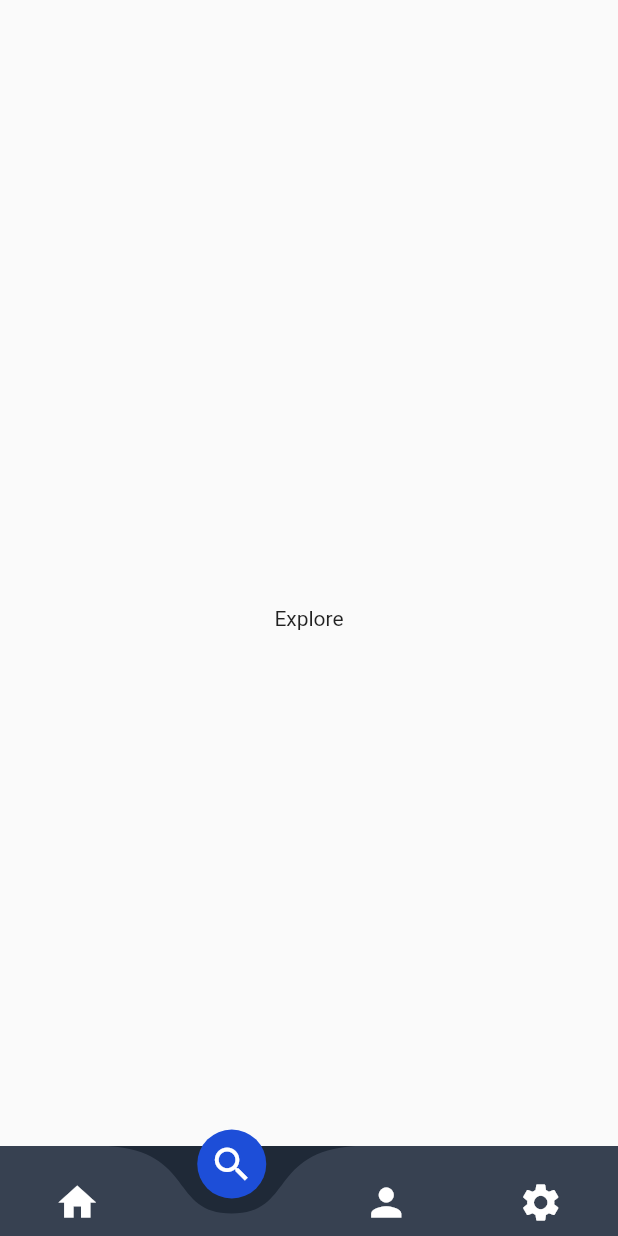
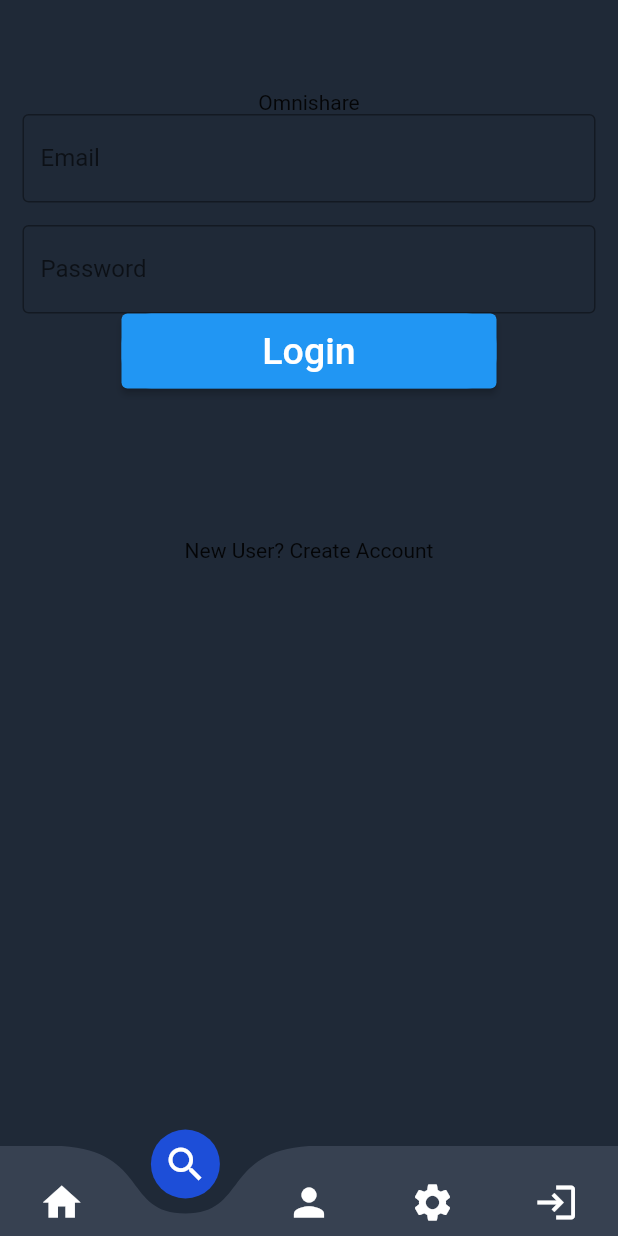
Before and after one commit to sorennx/omnishare_mobile, a Flutter app: the screen it shows after launch, item 2 of the bottom bar chosen, on a phone screen of 412 x 824 dp. Run offline on Flutter 3.47's test engine with Material 2 defaults, Android fonts, the light colour scheme and no system bars; drawn by our look-alikes of curved_navigation_bar; our stand-ins replace dio, form_field_validator, shared_preferences.

Commit message:
Added login page

```diff
--- a/lib/main.dart
+++ b/lib/main.dart
@@ -1,10 +1,12 @@
 import 'package:curved_navigation_bar/curved_navigation_bar.dart';
 import 'package:flutter/material.dart';
+import 'package:omnishare_mobile/services/store.dart';
 import 'themes/app_colors.dart';
 import 'pages/home.dart';
 import 'pages/explore.dart';
 import 'pages/profile.dart';
 import 'pages/settings.dart';
+import 'pages/login.dart';
 
 void main() {
   runApp(const MainApp());
@@ -15,7 +17,7 @@ class MainApp extends StatelessWidget {
 
   @override
   Widget build(BuildContext context) {
-    return MaterialApp(title: 'Omnishare', home: const MainView());
+    return const MaterialApp(title: 'Omnishare', home: MainView());
   }
 }
 
@@ -26,15 +28,17 @@ class MainView extends StatefulWidget {
   State<MainView> createState() => _MainViewState();
 }
 
+final navigationKey = GlobalKey<CurvedNavigationBarState>();
+
 class _MainViewState extends State<MainView> {
-  final navigationKey = GlobalKey<CurvedNavigationBarState>();
   int pageIndex = 0;
 
   final pages = [
     const HomePage(),
     const ExplorePage(),
     const ProfilePage(),
-    const SettingsPage()
+    const SettingsPage(),
+    const LoginPage()
   ];
 
   final menuItems = const <Widget>[
@@ -42,7 +46,9 @@ class _MainViewState extends State<MainView> {
     Icon(Icons.search, size: 30),
     Icon(Icons.person, size: 30),
     Icon(Icons.settings, size: 30),
+    Icon(Icons.login, size: 30),
   ];
+
   @override
   Widget build(BuildContext context) {
     return SafeArea(
@@ -63,6 +69,21 @@ class _MainViewState extends State<MainView> {
                     onTap: (index) => setState(() {
                           pageIndex = index;
                         }))),
-            body: pages[pageIndex]));
+            body: FutureBuilder<String?>(
+              future: Store.getToken(),
+              builder: (BuildContext context, AsyncSnapshot<String?> snapshot) {
+                if (snapshot.connectionState == ConnectionState.waiting) {
+                  return const Center(child: CircularProgressIndicator());
+                } else if (snapshot.hasError) {
+                  return const Text('Error');
+                } else {
+                  if (snapshot.data == "TOKEN" || snapshot.data == null) {
+                    return pages[4];
+                  } else {
+                    return pages[pageIndex];
+                  }
+                }
+              },
+            )));
   }
 }
--- a/lib/pages/explore.dart
+++ b/lib/pages/explore.dart
@@ -11,9 +11,10 @@ class ExplorePage extends StatefulWidget {
 class _ExplorePage extends State<ExplorePage> {
   @override
   Widget build(BuildContext context) {
-    return const Scaffold(
-        body: Center(
-      child: Text("Explore"),
-    ));
+    return Scaffold(
+        backgroundColor: AppColors.mainBackground,
+        body: const Center(
+          child: Text("Explore"),
+        ));
   }
 }
--- /dev/null
+++ b/lib/pages/login.dart
@@ -0,0 +1,115 @@
+import '../main.dart';
+import '../themes/app_colors.dart';
+import 'package:flutter/material.dart';
+import 'package:omnishare_mobile/services/store.dart';
+import 'package:omnishare_mobile/services/api.dart';
+import 'package:form_field_validator/form_field_validator.dart';
+
+class LoginPage extends StatefulWidget {
+  const LoginPage({super.key});
+
+  @override
+  State<LoginPage> createState() => _LoginPage();
+}
+
+class _LoginPage extends State<LoginPage> {
+  final api = API();
+  GlobalKey<FormState> formkey = GlobalKey<FormState>();
+  final emailFieldController = TextEditingController();
+  final passwordFieldController = TextEditingController();
+
+  @override
+  Widget build(BuildContext context) {
+    return Scaffold(
+      backgroundColor: AppColors.mainBackground,
+      body: SingleChildScrollView(
+        child: Form(
+          autovalidateMode: AutovalidateMode
+              .onUserInteraction, //check for validation while typing
+          key: formkey,
+          child: Column(
+            children: <Widget>[
+              const Padding(
+                  padding: EdgeInsets.only(top: 60.0),
+                  child: Center(
+                    child: Text("Omnishare"),
+                  )),
+              Padding(
+                padding: const EdgeInsets.symmetric(horizontal: 15),
+                child: TextFormField(
+                    controller: emailFieldController,
+                    decoration: const InputDecoration(
+                        border: OutlineInputBorder(),
+                        labelText: 'Email',
+                        hintText:
+                            'Enter valid email id as example@example.com'),
+                    validator: MultiValidator([
+                      RequiredValidator(errorText: "* Required"),
+                      EmailValidator(errorText: "Enter valid email"),
+                    ])),
+              ),
+              Padding(
+                padding: const EdgeInsets.only(
+                    left: 15.0, right: 15.0, top: 15, bottom: 0),
+                child: TextFormField(
+                    controller: passwordFieldController,
+                    obscureText: true,
+                    decoration: const InputDecoration(
+                        border: OutlineInputBorder(),
+                        labelText: 'Password',
+                        hintText: 'Enter secure password'),
+                    validator: MultiValidator([
+                      RequiredValidator(errorText: "* Required"),
+                      MinLengthValidator(6,
+                          errorText:
+                              "Password should be at least 6 characters long"),
+                      MaxLengthValidator(15,
+                          errorText:
+                              "Password should not be longer than 15 characters")
+                    ])),
+              ),
+              Container(
+                height: 50,
+                width: 250,
+                decoration: BoxDecoration(
+                    color: Colors.blue,
+                    borderRadius: BorderRadius.circular(20)),
+                child: ElevatedButton(
+                  onPressed: () async {
+                    if (formkey.currentState!.validate()) {
+                      api.setLoginDetails(emailFieldController.text,
+                          passwordFieldController.text);
+                      final dynamic result = await api.dioLogin();
+                      if (result == true) {
+                        navigationKey.currentState?.setPage(0);
+                        ScaffoldMessenger.of(context).showSnackBar(SnackBar(
+                            backgroundColor: AppColors.mainSuccess,
+                            content: const Text('Login successful')));
+                      } else {
+                        ScaffoldMessenger.of(context).showSnackBar(SnackBar(
+                            backgroundColor: AppColors.mainError,
+                            content: const Text('Invalid credentials')));
+                      }
+                    } else {
+                      ScaffoldMessenger.of(context).showSnackBar(SnackBar(
+                          backgroundColor: AppColors.mainError,
+                          content: const Text('Invalid credentials')));
+                    }
+                  },
+                  child: const Text(
+                    'Login',
+                    style: TextStyle(color: Colors.white, fontSize: 25),
+                  ),
+                ),
+              ),
+              const SizedBox(
+                height: 100,
+              ),
+              const Text('New User? Create Account')
+            ],
+          ),
+        ),
+      ),
+    );
+  }
+}
--- a/lib/services/api.dart
+++ b/lib/services/api.dart
@@ -14,12 +14,19 @@ class API {
   final String _loginUrl = 'https://api.kamilpula.com/api/login';
   final String _dataUrl = 'https://api.kamilpula.com/api/feed';
 
-  Map<String, dynamic> get _loginData =>
-      {"email": "maciej.pokrec@gmail.com", "password": "maciejpokrec"};
+  String email = "";
+  String password = "";
+
+  Map<String, dynamic> get _loginData => {"email": email, "password": password};
 
   Future<void> _saveToken(Map<String, dynamic> data) async {
     final token = data['token'];
     await Store.setToken(token);
+  }
+
+  void setLoginDetails(String email, String password) {
+    this.email = email;
+    this.password = password;
   }
 
   String _getResult(List<dynamic> json) {
@@ -28,7 +35,8 @@ class API {
     return 'Receive ${json.length} objects';
   }
 
-  Future<bool> dioLogin() async {
+  Future<dynamic> dioLogin() async {
+    try {
       final response = await _dio.post(
         _loginUrl,
         data: _loginData,
@@ -38,6 +46,10 @@ class API {
         await _saveToken(response.data);
         return true;
       }
+    } on DioError catch (e) {
+      return e.response?.data ?? 'Error occurred.';
+    }
+
     return false;
   }
 
@@ -55,10 +67,9 @@ class API {
     try {
       final response = await _dio.get(_dataUrl);
       if (response.statusCode == 200) {
-        final data = convertListToMap(response.data);
-
         return response.data;
       }
+
       return response.data as String;
     } on DioError catch (e) {
       return e.response?.data ?? 'Error occurred.';
--- a/lib/themes/app_colors.dart
+++ b/lib/themes/app_colors.dart
@@ -1,17 +1,23 @@
 import 'package:flutter/material.dart';
+
 Color grey_100 = const Color.fromARGB(255, 243, 244, 246);
 Color grey_600 = const Color.fromARGB(255, 75, 85, 99);
 Color grey_700 = const Color.fromARGB(255, 55, 65, 81);
 Color grey_800 = const Color.fromARGB(255, 31, 41, 55);
+
+Color green_600 = const Color.fromARGB(255, 22, 163, 74);
+
+Color rose_600 = const Color.fromARGB(255, 225, 29, 72);
 
 class AppColors {
   static Color mainBackground = grey_800;
   static Color mainText = grey_100;
   static Color mainHover = grey_700;
   static Color mainAccent = const Color.fromARGB(255, 29, 78, 216);
-  static Color mainBorder= grey_600;
+  static Color mainBorder = grey_600;
 
-  static Color mainSuccess = grey_800;
+  static Color mainSuccess = green_600;
+  static Color mainError = rose_600;
   static Color mainWarning = grey_800;
 
   // static Background background = Background();
--- a/pubspec.yaml
+++ b/pubspec.yaml
@@ -10,6 +10,7 @@ dependencies:
   curved_navigation_bar: ^1.0.3
   shared_preferences: ^2.0.17
   dio: ^4.0.6
+  form_field_validator: ^1.0.1
 
   flutter:
     sdk: flutter
```
Also changed, not shown: lib/interceptors/dio_interceptor.dart (+9 -1 lines), lib/pages/home.dart (+6 -5 lines), lib/pages/profile.dart (+5 -4 lines), lib/pages/settings.dart (+5 -4 lines), pubspec.lock. Lines whose indentation alone changed are shown as unchanged.
